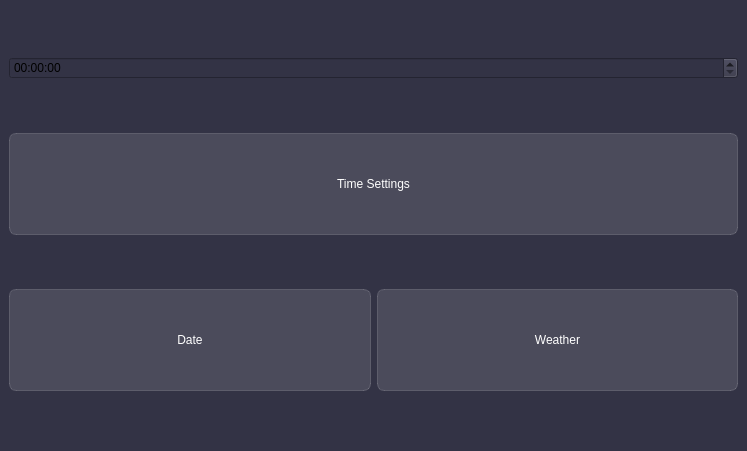
This is D_TilingTimeM.ui in Shinusei/TilingTime as Qt 5 draws it before an edit. The edited form follows.
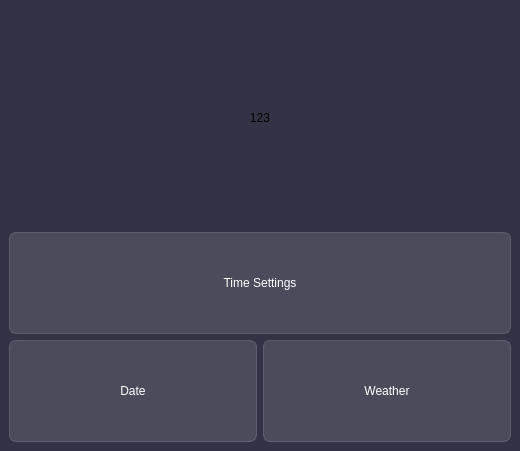
This is the edited form. Icons and pictures are not drawn.

Diff of the .ui file:
```diff
--- a/D_TilingTimeM.ui
+++ b/D_TilingTimeM.ui
@@ -6,10 +6,16 @@
    <rect>
     <x>0</x>
     <y>0</y>
-    <width>747</width>
+    <width>520</width>
     <height>451</height>
    </rect>
   </property>
+  <property name="maximumSize">
+   <size>
+    <width>520</width>
+    <height>520</height>
+   </size>
+  </property>
   <property name="windowTitle">
    <string>Tiling Time</string>
   </property>
@@ -105,16 +111,17 @@
       </property>
       <property name="iconSize">
        <size>
-        <width>64</width>
-        <height>64</height>
+        <width>120</width>
+        <height>120</height>
        </size>
       </property>
      </widget>
     </item>
     <item row="0" column="0" colspan="2">
-     <widget class="QTimeEdit" name="timeEdit">
+     <widget class="QLabel" name="timeEdit">
       <property name="styleSheet">
-       <string notr="true">QPushButton {
+       <string notr="true">color: rgb(255, 255, 255);
+QPushButton {
 color: white;
 background-color: rgba(255, 255, 255, 30);
 border: 1px solid rgba(255, 255, 255, 40);
@@ -129,6 +136,18 @@
 background-color: rgba(255, 255, 255, 70);
 }</string>
       </property>
+      <property name="text">
+       <string>123</string>
+      </property>
+      <property name="textFormat">
+       <enum>Qt::AutoText</enum>
+      </property>
+      <property name="scaledContents">
+       <bool>false</bool>
+      </property>
+      <property name="alignment">
+       <set>Qt::AlignCenter</set>
+      </property>
      </widget>
     </item>
    </layout>
```
Left out of the diff: 10 changed lines with no effect on the pictures.
